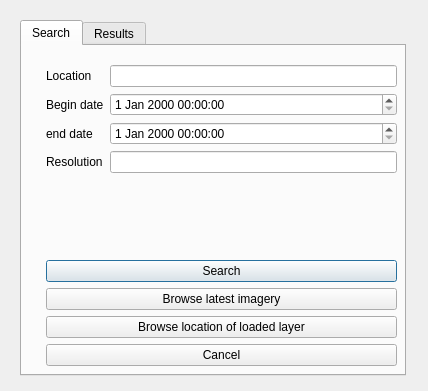
This is OpenAerialMap/gui/ui/backup_img_search_dialog.ui in hotosm/oam-qgis-plugin as Qt 5 draws it before an edit. The edited form follows.
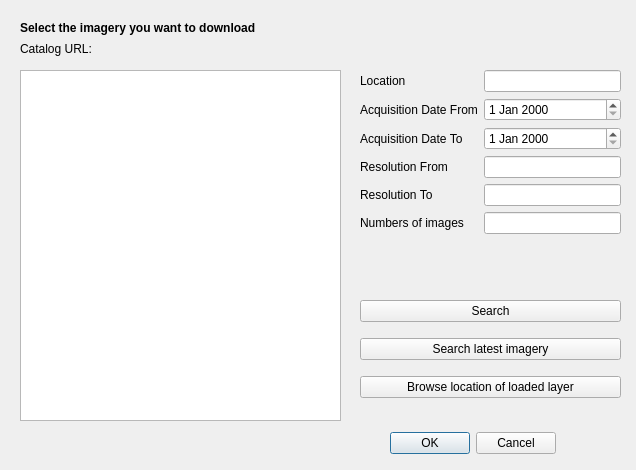
This is the edited form.

Commit message: Modified GUI of image search dialog.

```diff
--- a/OpenAerialMap/gui/ui/backup_img_search_dialog.ui
+++ b/OpenAerialMap/gui/ui/backup_img_search_dialog.ui
@@ -6,40 +6,38 @@
    <rect>
     <x>0</x>
     <y>0</y>
-    <width>428</width>
-    <height>391</height>
+    <width>636</width>
+    <height>470</height>
    </rect>
   </property>
   <property name="windowTitle">
    <string>Download Imagery</string>
   </property>
-  <widget class="QTabWidget" name="tabWidget">
+  <widget class="QDialogButtonBox" name="buttonBox">
    <property name="geometry">
     <rect>
-     <x>20</x>
-     <y>20</y>
-     <width>386</width>
-     <height>356</height>
+     <x>380</x>
+     <y>430</y>
+     <width>176</width>
+     <height>27</height>
     </rect>
    </property>
-   <property name="currentIndex">
-    <number>0</number>
+   <property name="standardButtons">
+    <set>QDialogButtonBox::Cancel|QDialogButtonBox::Ok</set>
    </property>
-   <widget class="QWidget" name="search_tab">
-    <attribute name="title">
-     <string>Search</string>
-    </attribute>
-    <widget class="QWidget" name="layoutWidget">
+   <property name="centerButtons">
+    <bool>false</bool>
+   </property>
+  </widget>
+  <widget class="QWidget" name="layoutWidget_2">
      <property name="geometry">
       <rect>
-       <x>24</x>
-       <y>19</y>
-       <width>351</width>
-       <height>301</height>
-      </rect>
-     </property>
-     <layout class="QVBoxLayout" name="verticalLayout_2">
-      <item>
+     <x>360</x>
+     <y>70</y>
+     <width>261</width>
+     <height>201</height>
+    </rect>
+   </property>
        <layout class="QFormLayout" name="formLayout">
         <item row="0" column="0">
          <widget class="QLabel" name="label_2">
@@ -54,36 +52,64 @@
         <item row="1" column="0">
          <widget class="QLabel" name="label_3">
           <property name="text">
-           <string>Begin date</string>
+       <string>Acquisition Date From</string>
           </property>
          </widget>
         </item>
-        <item row="1" column="1">
-         <widget class="QDateTimeEdit" name="sense_start_edit"/>
-        </item>
         <item row="2" column="0">
          <widget class="QLabel" name="label_4">
           <property name="text">
-           <string>end date</string>
+       <string>Acquisition Date To</string>
           </property>
          </widget>
         </item>
-        <item row="2" column="1">
-         <widget class="QDateTimeEdit" name="sense_start_edit_2"/>
-        </item>
         <item row="3" column="0">
          <widget class="QLabel" name="label_5">
           <property name="text">
-           <string>Resolution</string>
+       <string>Resolution From</string>
           </property>
          </widget>
         </item>
+    <item row="1" column="1">
+     <widget class="QDateEdit" name="dateEditAcquisitionFrom"/>
+    </item>
+    <item row="2" column="1">
+     <widget class="QDateEdit" name="dateEditAcquisitionTo"/>
+    </item>
         <item row="3" column="1">
-         <widget class="QLineEdit" name="lineEdit_2"/>
-        </item>
-       </layout>
-      </item>
-      <item>
+     <widget class="QLineEdit" name="lineEditResolutionFrom"/>
+    </item>
+    <item row="4" column="1">
+     <widget class="QLineEdit" name="lineEditResolutionTo"/>
+    </item>
+    <item row="4" column="0">
+     <widget class="QLabel" name="label_6">
+      <property name="text">
+       <string>Resolution To</string>
+      </property>
+     </widget>
+    </item>
+    <item row="5" column="0">
+     <widget class="QLabel" name="label_7">
+      <property name="text">
+       <string>Numbers of images</string>
+      </property>
+     </widget>
+    </item>
+    <item row="5" column="1">
+     <widget class="QLineEdit" name="lineEditNumImages"/>
+    </item>
+   </layout>
+  </widget>
+  <widget class="QWidget" name="layoutWidget">
+   <property name="geometry">
+    <rect>
+     <x>360</x>
+     <y>290</y>
+     <width>261</width>
+     <height>121</height>
+    </rect>
+   </property>
        <layout class="QVBoxLayout" name="verticalLayout">
         <item>
          <widget class="QPushButton" name="pushButton">
@@ -95,7 +121,7 @@
         <item>
          <widget class="QPushButton" name="pushButton_2">
           <property name="text">
-           <string>Browse latest imagery</string>
+       <string>Search latest imagery</string>
           </property>
          </widget>
         </item>
@@ -106,23 +132,19 @@
           </property>
          </widget>
         </item>
-        <item>
-         <widget class="QPushButton" name="pushButton_4">
-          <property name="text">
-           <string>Cancel</string>
-          </property>
-         </widget>
-        </item>
-       </layout>
-      </item>
-     </layout>
-    </widget>
-   </widget>
-   <widget class="QWidget" name="results_tab">
-    <attribute name="title">
-     <string>Results</string>
-    </attribute>
-    <widget class="QLabel" name="label">
+   </layout>
+  </widget>
+  <widget class="QListWidget" name="listWidget">
+   <property name="geometry">
+    <rect>
+     <x>20</x>
+     <y>70</y>
+     <width>321</width>
+     <height>351</height>
+    </rect>
+   </property>
+  </widget>
+  <widget class="QLabel" name="title_img_search_label">
      <property name="geometry">
       <rect>
        <x>20</x>
@@ -131,37 +153,28 @@
        <height>16</height>
       </rect>
      </property>
+   <property name="font">
+    <font>
+     <weight>75</weight>
+     <bold>true</bold>
+    </font>
+   </property>
      <property name="text">
-      <string>Select below the imagery you want to download</string>
-     </property>
-    </widget>
-    <widget class="QGraphicsView" name="graphicsView">
+    <string>Select the imagery you want to download</string>
+   </property>
+  </widget>
+  <widget class="QLabel" name="catalog_url_label">
      <property name="geometry">
       <rect>
        <x>20</x>
-       <y>50</y>
-       <width>346</width>
-       <height>211</height>
-      </rect>
-     </property>
-    </widget>
-    <widget class="QDialogButtonBox" name="buttonBox_2">
-     <property name="geometry">
-      <rect>
-       <x>110</x>
-       <y>280</y>
-       <width>176</width>
-       <height>27</height>
-      </rect>
-     </property>
-     <property name="standardButtons">
-      <set>QDialogButtonBox::Cancel|QDialogButtonBox::Ok</set>
-     </property>
-     <property name="centerButtons">
-      <bool>false</bool>
-     </property>
-    </widget>
-   </widget>
+     <y>40</y>
+     <width>601</width>
+     <height>17</height>
+    </rect>
+   </property>
+   <property name="text">
+    <string>Catalog URL: </string>
+   </property>
   </widget>
  </widget>
  <resources/>
```
Left out of the diff: 8 changed lines with no effect on the pictures. Lines whose indentation alone changed are shown as unchanged. The commit also changes 3 other files.
